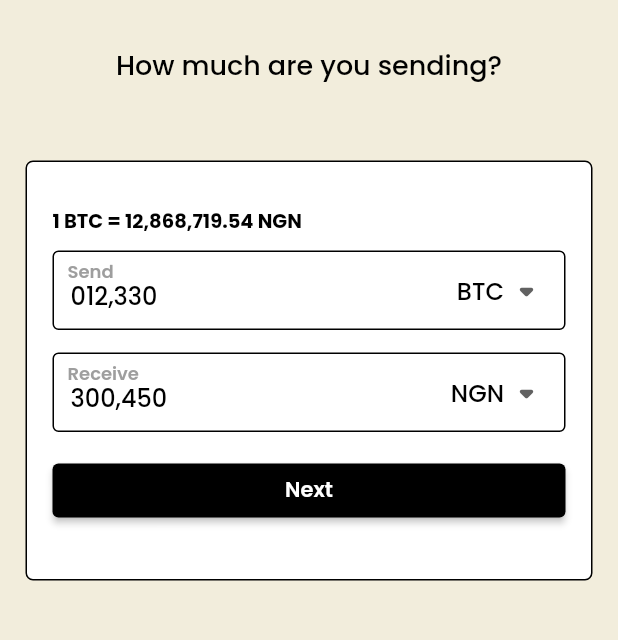
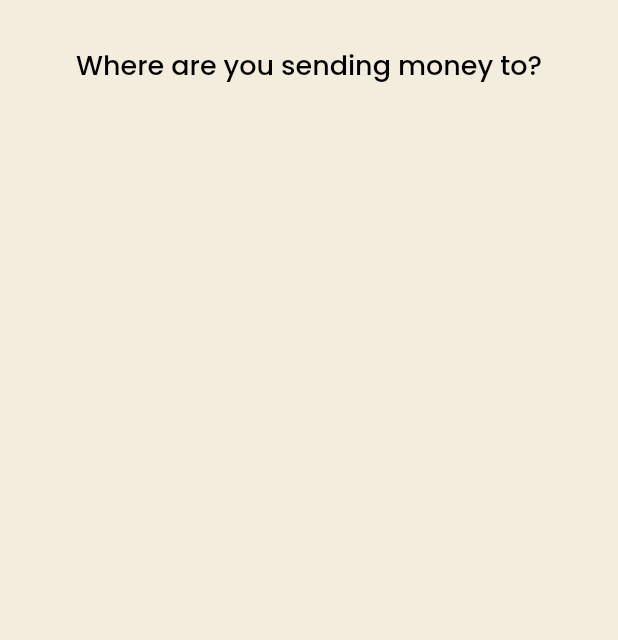
Before and after one commit to ProsperChihimba/coinprofile, a Flutter app: the SendBalance screen opened directly, after a tap on "Next", on a phone screen of 412 x 824 dp, the part 66-706 px from its top. Run offline on Flutter 3.47's test engine with Material 2 defaults, Android fonts, the phone set to English and light mode, and no system bars; our stand-ins replace fluentui_icons, gap, get, google_fonts.

Commit message:
Send money to selection page

```diff
--- a/lib/screens/sendBalance/balanceSelection.dart
+++ b/lib/screens/sendBalance/balanceSelection.dart
@@ -1,8 +1,10 @@
 import 'package:coinprofile/screens/parts/drop_down.dart';
+import 'package:coinprofile/screens/sendtype/index.dart';
 import 'package:coinprofile/utils/app_layout.dart';
 import 'package:coinprofile/utils/app_styles.dart';
 import 'package:flutter/material.dart';
 import 'package:gap/gap.dart';
+import 'package:get/get.dart';
 
 class BalanceSelection extends StatefulWidget {
   const BalanceSelection({super.key});
@@ -73,7 +75,9 @@ class _BalanceSelectionState extends State<BalanceSelection> {
                   style: ElevatedButton.styleFrom(
                     backgroundColor: Styles.blackColor,
                   ),
-                  onPressed: (() {}),
+                  onPressed: (() {
+                    Get.to(() => const SendOptionScreen());
+                  }),
                   child: Text(
                     "Next",
                     style: Styles.normalText.copyWith(
@@ -93,11 +97,12 @@ class InputStack extends StatelessWidget {
   final List<String> list;
   final String header;
   final String initialValue;
-  const InputStack(
-      {super.key,
-      required this.list,
-      required this.header,
-      required this.initialValue});
+  const InputStack({
+    super.key,
+    required this.list,
+    required this.header,
+    required this.initialValue,
+  });
 
   @override
   Widget build(BuildContext context) {
--- /dev/null
+++ b/lib/screens/sendtype/index.dart
@@ -0,0 +1,48 @@
+import 'package:coinprofile/screens/sendselection/app_bar.dart';
+import 'package:coinprofile/utils/app_layout.dart';
+import 'package:coinprofile/utils/app_styles.dart';
+import 'package:flutter/material.dart';
+import 'package:gap/gap.dart';
+
+class SendOptionScreen extends StatefulWidget {
+  const SendOptionScreen({super.key});
+
+  @override
+  State<SendOptionScreen> createState() => _SendOptionScreenState();
+}
+
+class _SendOptionScreenState extends State<SendOptionScreen> {
+  @override
+  Widget build(BuildContext context) {
+    return Scaffold(
+      backgroundColor: Styles.bgGrey,
+      body: SafeArea(
+        child: ListView(
+          children: [
+            Gap(AppLayout.getHeight(20)),
+
+            // App bar
+            const AppBarSection(),
+
+            // header
+            Gap(AppLayout.getHeight(30)),
+            Padding(
+              padding: EdgeInsets.symmetric(
+                horizontal: AppLayout.getWidth(17),
+              ),
+              child: Center(
+                child: Text(
+                  "Where are you sending money to?",
+                  style: Styles.headerText,
+                ),
+              ),
+            ),
+
+            // Send money to selection
+            Gap(AppLayout.getHeight(50)),
+          ],
+        ),
+      ),
+    );
+  }
+}
```
